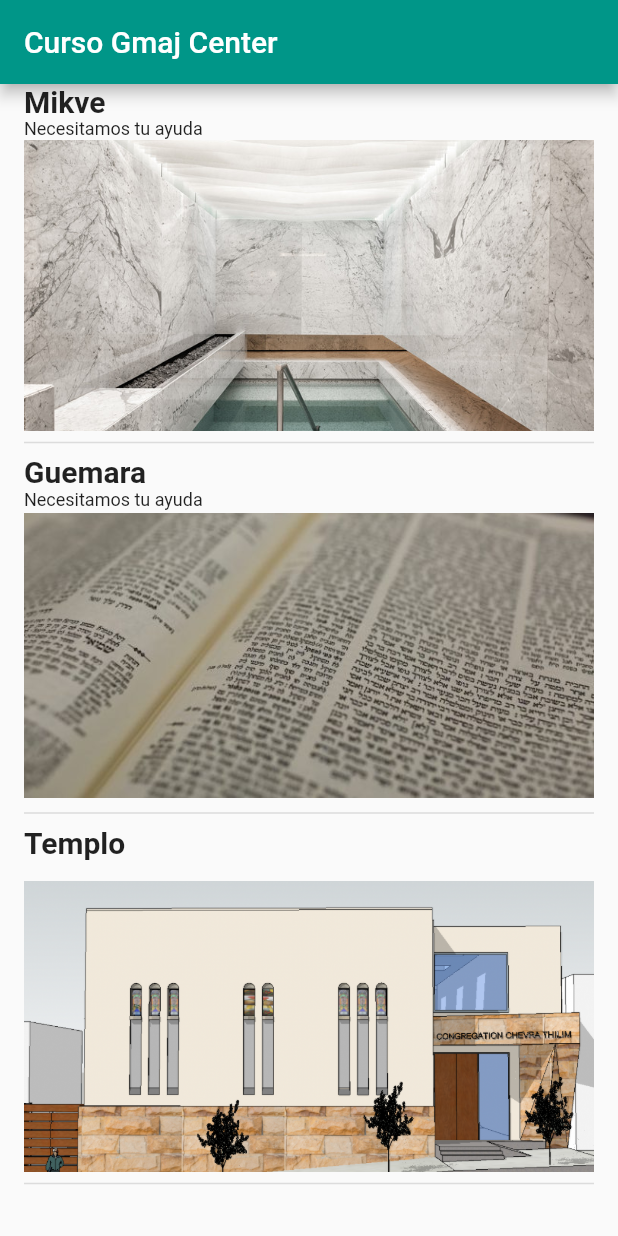
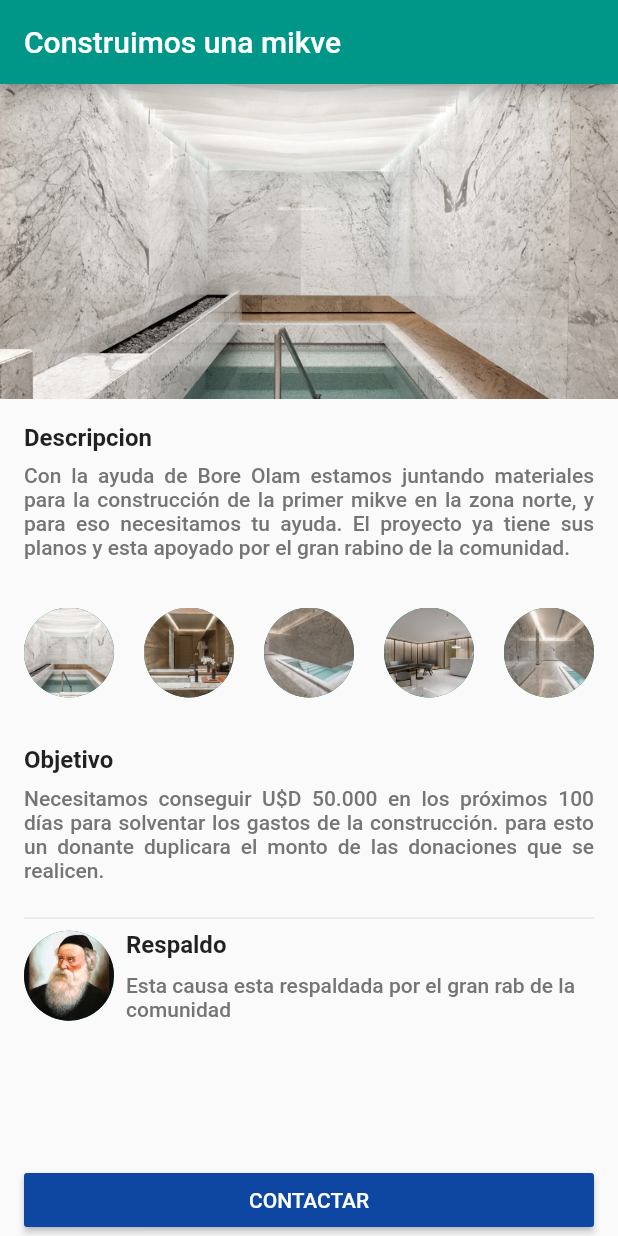
Before and after one commit to krupikivan/proyecto_final, a Flutter app: the screen it shows after launch, on a phone screen of 412 x 824 dp. Run offline on Flutter 3.47's test engine with Material 2 defaults, Android fonts, the phone set to English and light mode, and no system bars.

Commit message:
Agrega pantalla detalle de proyecto

```diff
--- a/lib/main.dart
+++ b/lib/main.dart
@@ -1,5 +1,5 @@
 import 'package:flutter/material.dart';
-import 'package:proyecto_final/pantalla_principal.dart';
+import 'package:proyecto_final/pantalla_detalle_causa.dart';
 
 void main() {
   runApp(MyApp());
@@ -15,7 +15,7 @@ class MyApp extends StatelessWidget {
         primarySwatch: Colors.teal,
         visualDensity: VisualDensity.adaptivePlatformDensity,
       ),
-      home: PantallaPrincipal(),
+      home: PantallaDetalleCausa(),
     );
   }
 }
--- /dev/null
+++ b/lib/pantalla_detalle_causa.dart
@@ -0,0 +1,58 @@
+import 'package:flutter/material.dart';
+import 'package:proyecto_final/widgets/boton_de_accion.dart';
+import 'package:proyecto_final/widgets/imagenes_en_carrusel.dart';
+import 'package:proyecto_final/widgets/item_detalle.dart';
+import 'package:proyecto_final/widgets/respaldo.dart';
+
+class PantallaDetalleCausa extends StatelessWidget {
+  @override
+  Widget build(BuildContext context) => Scaffold(
+        appBar: AppBar(
+          title: Text('Construimos una mikve'),
+        ),
+        body: Stack(
+          children: [
+            Descripcion(),
+            BotonDeAccion(),
+          ],
+        ),
+      );
+}
+
+class Descripcion extends StatelessWidget {
+  const Descripcion({
+    Key key,
+  }) : super(key: key);
+
+  @override
+  Widget build(BuildContext context) {
+    return ListView(
+      children: [
+        Image.asset(
+          'assets/imagenes/mikve.jpg',
+          height: 210,
+          fit: BoxFit.cover,
+        ),
+        ItemDetalle(
+          titulo: 'Descripcion',
+          descripcion:
+              'Con la ayuda de Bore Olam estamos juntando materiales para la construcción de la primer mikve en la zona norte, y para eso necesitamos tu ayuda. El proyecto ya tiene sus planos y esta apoyado por el gran rabino de la comunidad.',
+        ),
+        CarruselImagenes(),
+        ItemDetalle(
+          titulo: 'Objetivo',
+          descripcion:
+              'Necesitamos conseguir U\$D 50.000 en los próximos 100 días para solventar los gastos de la construcción. para esto un donante duplicara el monto de las donaciones que se realicen. ',
+        ),
+        Padding(
+          padding: const EdgeInsets.symmetric(horizontal: 16.0),
+          child: Divider(),
+        ),
+        Respaldo(),
+        SizedBox(
+          height: MediaQuery.of(context).padding.bottom + 30,
+        )
+      ],
+    );
+  }
+}
--- /dev/null
+++ b/lib/widgets/boton_de_accion.dart
@@ -0,0 +1,28 @@
+import 'package:flutter/material.dart';
+
+class BotonDeAccion extends StatelessWidget {
+  const BotonDeAccion({
+    Key key,
+  }) : super(key: key);
+
+  @override
+  Widget build(BuildContext context) {
+    return Align(
+      alignment: Alignment.bottomCenter,
+      child: SafeArea(
+        child: Padding(
+          padding: const EdgeInsets.symmetric(horizontal: 16.0),
+          child: Container(
+            width: double.infinity,
+            child: RaisedButton(
+              onPressed: () => null,
+              child: Text('CONTACTAR'),
+              color: Colors.blue[900],
+              textColor: Colors.white,
+            ),
+          ),
+        ),
+      ),
+    );
+  }
+}
--- /dev/null
+++ b/lib/widgets/imagenes_en_carrusel.dart
@@ -0,0 +1,43 @@
+import 'package:flutter/material.dart';
+
+class CarruselImagenes extends StatelessWidget {
+  @override
+  Widget build(BuildContext context) => Padding(
+        padding: const EdgeInsets.only(top: 16, bottom: 16),
+        child: Container(
+          height: 60,
+          child: ListView(
+            scrollDirection: Axis.horizontal,
+            children: [
+              SizedBox(
+                width: 16,
+              ),
+              CarruselImage(urlImagen: 'assets/imagenes/mikve.jpg'),
+              CarruselImage(urlImagen: 'assets/imagenes/mikve_1.jpg'),
+              CarruselImage(urlImagen: 'assets/imagenes/mikve_2.jpg'),
+              CarruselImage(urlImagen: 'assets/imagenes/mikve_3.jpg'),
+              CarruselImage(urlImagen: 'assets/imagenes/mikve_4.jpg'),
+              CarruselImage(urlImagen: 'assets/imagenes/mikve.jpg'),
+              SizedBox(
+                width: 16,
+              ),
+            ],
+          ),
+        ),
+      );
+}
+
+class CarruselImage extends StatelessWidget {
+  const CarruselImage({
+    this.urlImagen,
+    Key key,
+  }) : super(key: key);
+
+  final String urlImagen;
+
+  @override
+  Widget build(BuildContext context) => Padding(
+        padding: const EdgeInsets.only(right: 20.0),
+        child: CircleAvatar(backgroundImage: AssetImage(urlImagen), radius: 30),
+      );
+}
--- /dev/null
+++ b/lib/widgets/item_detalle.dart
@@ -0,0 +1,40 @@
+import 'package:flutter/material.dart';
+
+class ItemDetalle extends StatelessWidget {
+  const ItemDetalle({
+    this.titulo,
+    this.descripcion,
+    Key key,
+  }) : super(key: key);
+
+  final String titulo;
+  final String descripcion;
+
+  @override
+  Widget build(BuildContext context) => Padding(
+        padding: const EdgeInsets.all(16.0),
+        child: Column(
+          crossAxisAlignment: CrossAxisAlignment.start,
+          children: [
+            Text(
+              titulo,
+              style: Theme.of(context)
+                  .textTheme
+                  .subtitle1
+                  .copyWith(fontSize: 16, fontWeight: FontWeight.bold),
+            ),
+            SizedBox(
+              height: 8,
+            ),
+            Text(
+              descripcion,
+              textAlign: TextAlign.justify,
+              style: Theme.of(context)
+                  .textTheme
+                  .bodyText1
+                  .copyWith(color: Colors.grey[600]),
+            ),
+          ],
+        ),
+      );
+}
--- /dev/null
+++ b/lib/widgets/respaldo.dart
@@ -0,0 +1,45 @@
+import 'package:flutter/material.dart';
+
+class Respaldo extends StatelessWidget {
+  const Respaldo({
+    Key key,
+  }) : super(key: key);
+
+  @override
+  Widget build(BuildContext context) {
+    return Padding(
+      padding: const EdgeInsets.symmetric(horizontal: 16.0),
+      child: Row(
+        children: [
+          CircleAvatar(
+            backgroundImage: AssetImage('assets/imagenes/baal_shem_tov.jpg'),
+            radius: 30,
+          ),
+          SizedBox(width: 8),
+          Expanded(
+            child: Column(
+              crossAxisAlignment: CrossAxisAlignment.start,
+              children: [
+                Text(
+                  'Respaldo',
+                  style: Theme.of(context)
+                      .textTheme
+                      .subtitle1
+                      .copyWith(fontSize: 16, fontWeight: FontWeight.bold),
+                ),
+                SizedBox(height: 10),
+                Text(
+                  'Esta causa esta respaldada por el gran rab de la comunidad',
+                  style: Theme.of(context)
+                      .textTheme
+                      .bodyText1
+                      .copyWith(color: Colors.grey[600]),
+                ),
+              ],
+            ),
+          )
+        ],
+      ),
+    );
+  }
+}
```
Also changed, not shown: 32 other files.
